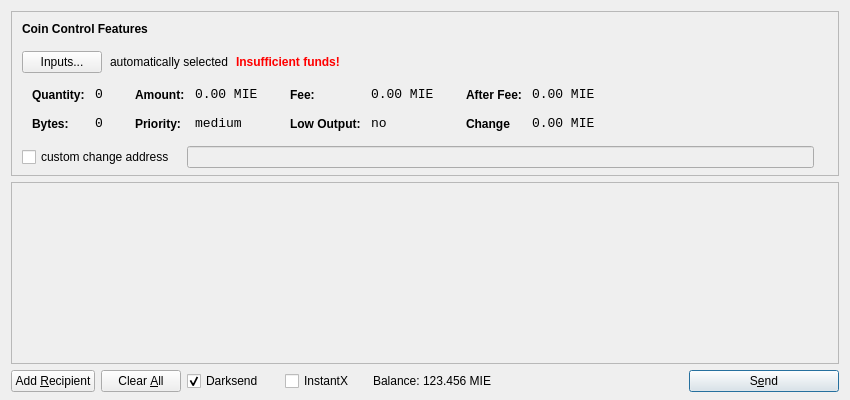
First picture: the form in src/qt/forms/sendcoinsdialog.ui, repository m42cx/VTR, before the edit.
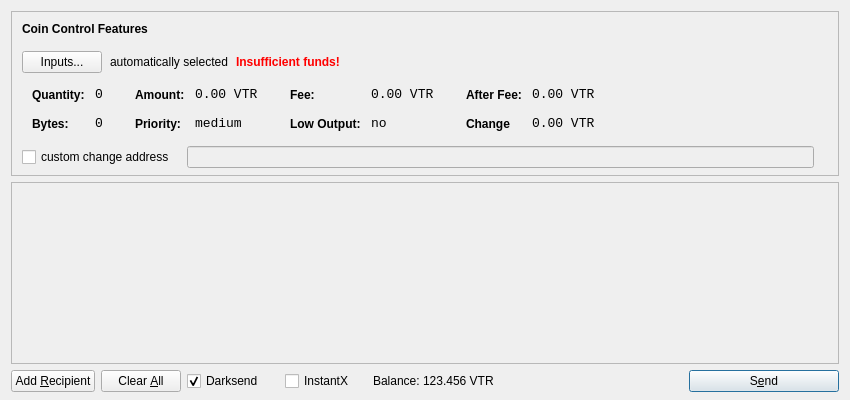
Second picture: the form after the edit. Icons and pictures are not drawn.

```diff
--- a/src/qt/forms/sendcoinsdialog.ui
+++ b/src/qt/forms/sendcoinsdialog.ui
@@ -321,7 +321,7 @@
                   <enum>Qt::ActionsContextMenu</enum>
                  </property>
                  <property name="text">
-                  <string>0.00 MIE</string>
+                  <string>0.00 VTR</string>
                  </property>
                  <property name="textInteractionFlags">
                   <set>Qt::LinksAccessibleByMouse|Qt::TextSelectableByKeyboard|Qt::TextSelectableByMouse</set>
@@ -407,7 +407,7 @@
                   <enum>Qt::ActionsContextMenu</enum>
                  </property>
                  <property name="text">
-                  <string>0.00 MIE</string>
+                  <string>0.00 VTR</string>
                  </property>
                  <property name="textInteractionFlags">
                   <set>Qt::LinksAccessibleByMouse|Qt::TextSelectableByKeyboard|Qt::TextSelectableByMouse</set>
@@ -493,7 +493,7 @@
                   <enum>Qt::ActionsContextMenu</enum>
                  </property>
                  <property name="text">
-                  <string>0.00 MIE</string>
+                  <string>0.00 VTR</string>
                  </property>
                  <property name="textInteractionFlags">
                   <set>Qt::LinksAccessibleByMouse|Qt::TextSelectableByKeyboard|Qt::TextSelectableByMouse</set>
@@ -525,7 +525,7 @@
                   <enum>Qt::ActionsContextMenu</enum>
                  </property>
                  <property name="text">
-                  <string>0.00 MIE</string>
+                  <string>0.00 VTR</string>
                  </property>
                  <property name="textInteractionFlags">
                   <set>Qt::LinksAccessibleByMouse|Qt::TextSelectableByKeyboard|Qt::TextSelectableByMouse</set>
@@ -756,7 +756,7 @@
           <cursorShape>IBeamCursor</cursorShape>
          </property>
          <property name="text">
-          <string>123.456 MIE</string>
+          <string>123.456 VTR</string>
          </property>
          <property name="textInteractionFlags">
           <set>Qt::LinksAccessibleByMouse|Qt::TextSelectableByKeyboard|Qt::TextSelectableByMouse</set>
```
